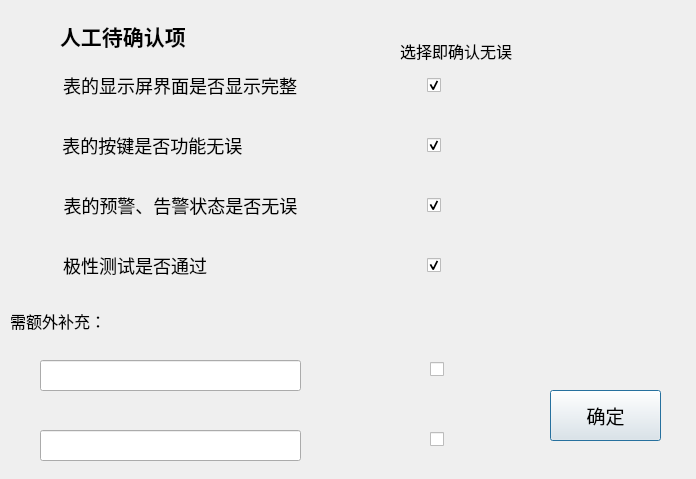
Before: the Qt Designer form ProductEvalTool/qc-busbar/mainface/people_judg.ui in ChinaClever/ProductEvalTool, drawn with Qt 5.
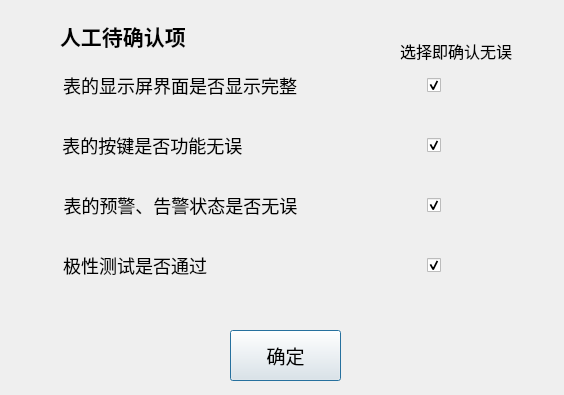
After: the same form once the commit is applied.

What changed in the file:
```diff
--- a/ProductEvalTool/qc-busbar/mainface/people_judg.ui
+++ b/ProductEvalTool/qc-busbar/mainface/people_judg.ui
@@ -6,8 +6,8 @@
    <rect>
     <x>0</x>
     <y>0</y>
-    <width>696</width>
-    <height>479</height>
+    <width>564</width>
+    <height>395</height>
    </rect>
   </property>
   <property name="windowTitle">
@@ -173,62 +173,11 @@
     <bool>true</bool>
    </property>
   </widget>
-  <widget class="QLabel" name="label_3">
-   <property name="geometry">
-    <rect>
-     <x>10</x>
-     <y>310</y>
-     <width>91</width>
-     <height>21</height>
-    </rect>
-   </property>
-   <property name="font">
-    <font>
-     <family>微软雅黑</family>
-     <pointsize>12</pointsize>
-    </font>
-   </property>
-   <property name="text">
-    <string>需额外补充：</string>
-   </property>
-  </widget>
-  <widget class="QLineEdit" name="supEdit1">
-   <property name="geometry">
-    <rect>
-     <x>40</x>
-     <y>360</y>
-     <width>261</width>
-     <height>31</height>
-    </rect>
-   </property>
-   <property name="font">
-    <font>
-     <family>微软雅黑</family>
-     <pointsize>14</pointsize>
-    </font>
-   </property>
-  </widget>
-  <widget class="QLineEdit" name="supEdit2">
-   <property name="geometry">
-    <rect>
-     <x>40</x>
-     <y>430</y>
-     <width>261</width>
-     <height>31</height>
-    </rect>
-   </property>
-   <property name="font">
-    <font>
-     <family>微软雅黑</family>
-     <pointsize>14</pointsize>
-    </font>
-   </property>
-  </widget>
   <widget class="QPushButton" name="sureButton">
    <property name="geometry">
     <rect>
-     <x>550</x>
-     <y>390</y>
+     <x>230</x>
+     <y>330</y>
      <width>111</width>
      <height>51</height>
     </rect>
@@ -243,32 +192,6 @@
     <string>确定</string>
    </property>
   </widget>
-  <widget class="QCheckBox" name="supBox1">
-   <property name="geometry">
-    <rect>
-     <x>430</x>
-     <y>360</y>
-     <width>16</width>
-     <height>19</height>
-    </rect>
-   </property>
-   <property name="text">
-    <string/>
-   </property>
-  </widget>
-  <widget class="QCheckBox" name="supBox2">
-   <property name="geometry">
-    <rect>
-     <x>430</x>
-     <y>430</y>
-     <width>16</width>
-     <height>19</height>
-    </rect>
-   </property>
-   <property name="text">
-    <string/>
-   </property>
-  </widget>
   <widget class="QLabel" name="label_2">
    <property name="geometry">
     <rect>
```
Left out of the diff: 5 changed lines with no effect on the pictures.
